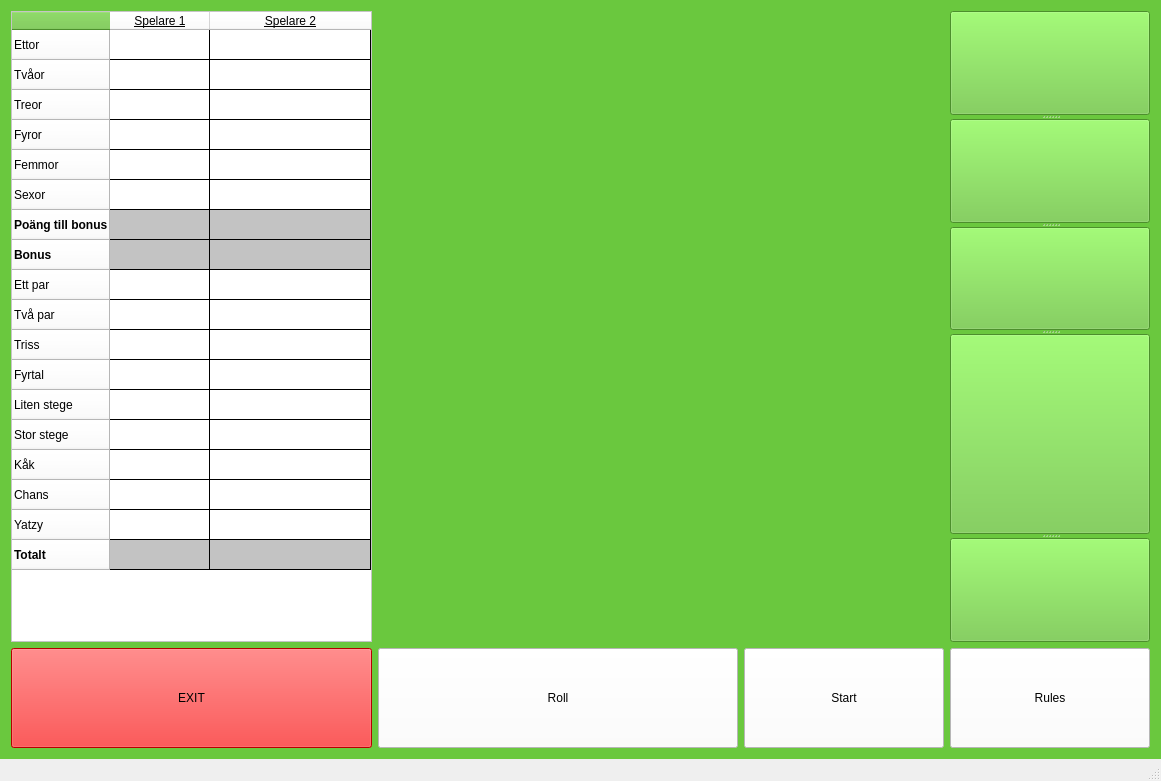
Old version of the form Yatzy/Yatzy/mainwindow.ui in the repository GUI-Programmering-Yatzy-Juli/Yatzy.
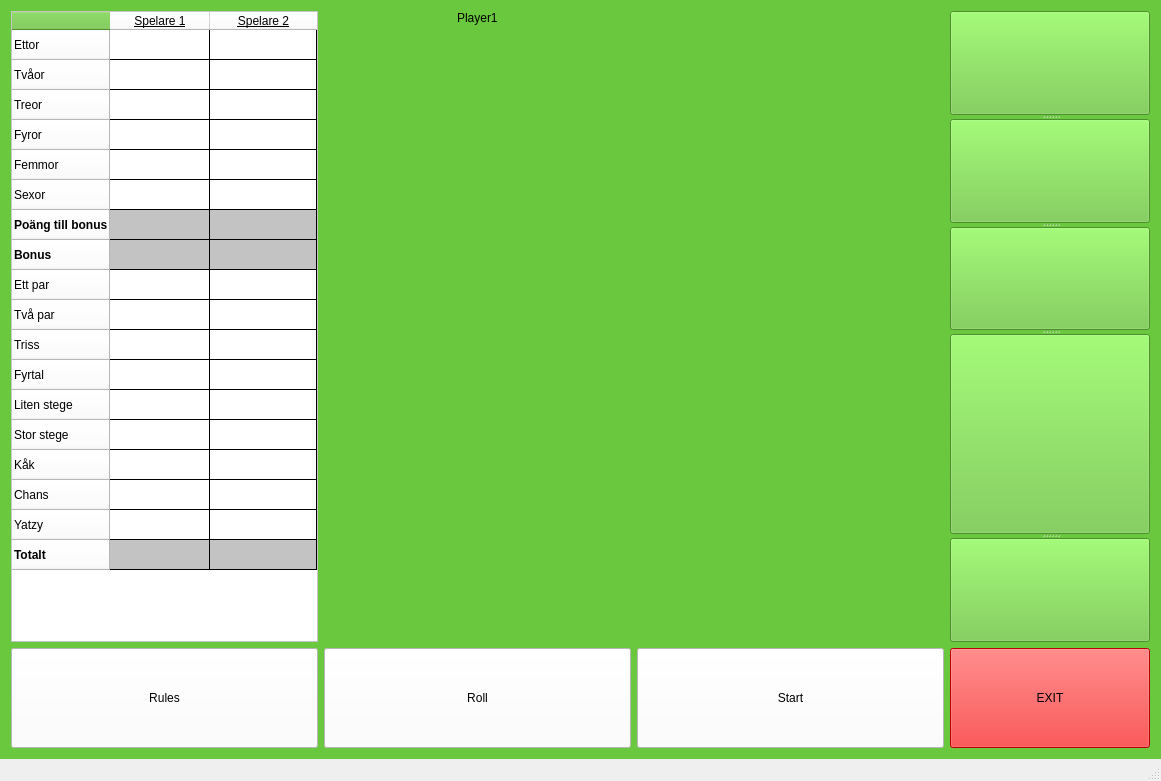
New version of the form.

Commit message: Ändrat en del, knapp vissar tärningar beroende på värde  och förslag ändrat ui

Diff of the .ui file:
```diff
--- a/Yatzy/Yatzy/mainwindow.ui
+++ b/Yatzy/Yatzy/mainwindow.ui
@@ -54,73 +54,7 @@
     <string notr="true">background-color: rgb(106, 200, 62);</string>
    </property>
    <layout class="QGridLayout" name="gridLayout">
-    <item row="1" column="2">
-     <widget class="QPushButton" name="btn_roll">
-      <property name="sizePolicy">
-       <sizepolicy hsizetype="MinimumExpanding" vsizetype="MinimumExpanding">
-        <horstretch>0</horstretch>
-        <verstretch>0</verstretch>
-       </sizepolicy>
-      </property>
-      <property name="minimumSize">
-       <size>
-        <width>300</width>
-        <height>44</height>
-       </size>
-      </property>
-      <property name="maximumSize">
-       <size>
-        <width>450</width>
-        <height>100</height>
-       </size>
-      </property>
-      <property name="layoutDirection">
-       <enum>Qt::RightToLeft</enum>
-      </property>
-      <property name="styleSheet">
-       <string notr="true">font: 22pt &quot;Adobe Fangsong Std R&quot;;
-border-color: rgb(0, 0, 0);
-background-color: rgb(255, 255, 255);</string>
-      </property>
-      <property name="text">
-       <string>Roll</string>
-      </property>
-     </widget>
-    </item>
-    <item row="1" column="4">
-     <widget class="QPushButton" name="btn_roll_2">
-      <property name="sizePolicy">
-       <sizepolicy hsizetype="MinimumExpanding" vsizetype="MinimumExpanding">
-        <horstretch>0</horstretch>
-        <verstretch>0</verstretch>
-       </sizepolicy>
-      </property>
-      <property name="minimumSize">
-       <size>
-        <width>100</width>
-        <height>44</height>
-       </size>
-      </property>
-      <property name="maximumSize">
-       <size>
-        <width>200</width>
-        <height>100</height>
-       </size>
-      </property>
-      <property name="styleSheet">
-       <string notr="true">font: 22pt &quot;Adobe Fangsong Std R&quot;;
-border-color: rgb(0, 0, 0);
-background-color: rgb(255, 255, 255);</string>
-      </property>
-      <property name="text">
-       <string>Start</string>
-      </property>
-      <property name="checkable">
-       <bool>false</bool>
-      </property>
-     </widget>
-    </item>
-    <item row="1" column="5">
+    <item row="1" column="0">
      <widget class="QPushButton" name="btn_rules">
       <property name="sizePolicy">
        <sizepolicy hsizetype="MinimumExpanding" vsizetype="MinimumExpanding">
@@ -130,13 +64,13 @@
       </property>
       <property name="minimumSize">
        <size>
-        <width>100</width>
-        <height>100</height>
+        <width>298</width>
+        <height>44</height>
        </size>
       </property>
       <property name="maximumSize">
        <size>
-        <width>200</width>
+        <width>820</width>
         <height>100</height>
        </size>
       </property>
@@ -173,6 +107,72 @@
       </property>
      </widget>
     </item>
+    <item row="1" column="2">
+     <widget class="QPushButton" name="btn_roll">
+      <property name="sizePolicy">
+       <sizepolicy hsizetype="MinimumExpanding" vsizetype="MinimumExpanding">
+        <horstretch>0</horstretch>
+        <verstretch>0</verstretch>
+       </sizepolicy>
+      </property>
+      <property name="minimumSize">
+       <size>
+        <width>300</width>
+        <height>44</height>
+       </size>
+      </property>
+      <property name="maximumSize">
+       <size>
+        <width>820</width>
+        <height>100</height>
+       </size>
+      </property>
+      <property name="layoutDirection">
+       <enum>Qt::RightToLeft</enum>
+      </property>
+      <property name="styleSheet">
+       <string notr="true">font: 22pt &quot;Adobe Fangsong Std R&quot;;
+border-color: rgb(0, 0, 0);
+background-color: rgb(255, 255, 255);</string>
+      </property>
+      <property name="text">
+       <string>Roll</string>
+      </property>
+     </widget>
+    </item>
+    <item row="1" column="5">
+     <widget class="QPushButton" name="btn_roll_2">
+      <property name="sizePolicy">
+       <sizepolicy hsizetype="MinimumExpanding" vsizetype="MinimumExpanding">
+        <horstretch>0</horstretch>
+        <verstretch>0</verstretch>
+       </sizepolicy>
+      </property>
+      <property name="minimumSize">
+       <size>
+        <width>300</width>
+        <height>44</height>
+       </size>
+      </property>
+      <property name="maximumSize">
+       <size>
+        <width>820</width>
+        <height>100</height>
+       </size>
+      </property>
+      <property name="styleSheet">
+       <string notr="true">font: 22pt &quot;Adobe Fangsong Std R&quot;;
+border-color: rgb(0, 0, 0);
+background-color: rgb(255, 255, 255);</string>
+      </property>
+      <property name="text">
+       <string>Start</string>
+      </property>
+      <property name="checkable">
+       <bool>false</bool>
+      </property>
+     </widget>
+    </item>
     <item row="0" column="0">
      <widget class="QTableWidget" name="tableWidget">
       <property name="enabled">
@@ -585,36 +585,7 @@
       </item>
      </widget>
     </item>
-    <item row="1" column="0">
-     <widget class="QPushButton" name="btn_exit">
-      <property name="sizePolicy">
-       <sizepolicy hsizetype="MinimumExpanding" vsizetype="MinimumExpanding">
-        <horstretch>0</horstretch>
-        <verstretch>0</verstretch>
-       </sizepolicy>
-      </property>
-      <property name="minimumSize">
-       <size>
-        <width>300</width>
-        <height>44</height>
-       </size>
-      </property>
-      <property name="maximumSize">
-       <size>
-        <width>820</width>
-        <height>100</height>
-       </size>
-      </property>
-      <property name="styleSheet">
-       <string notr="true">background-color: rgb(255, 0, 0);
-font: 75 28pt &quot;MS Shell Dlg 2&quot;;</string>
-      </property>
-      <property name="text">
-       <string>EXIT</string>
-      </property>
-     </widget>
-    </item>
-    <item row="0" column="5">
+    <item row="0" column="6">
      <widget class="QSplitter" name="splitter">
       <property name="sizePolicy">
        <sizepolicy hsizetype="MinimumExpanding" vsizetype="MinimumExpanding">
@@ -795,6 +766,51 @@
       </widget>
      </widget>
     </item>
+    <item row="1" column="6">
+     <widget class="QPushButton" name="btn_exit">
+      <property name="sizePolicy">
+       <sizepolicy hsizetype="MinimumExpanding" vsizetype="MinimumExpanding">
+        <horstretch>0</horstretch>
+        <verstretch>0</verstretch>
+       </sizepolicy>
+      </property>
+      <property name="minimumSize">
+       <size>
+        <width>100</width>
+        <height>44</height>
+       </size>
+      </property>
+      <property name="maximumSize">
+       <size>
+        <width>200</width>
+        <height>100</height>
+       </size>
+      </property>
+      <property name="styleSheet">
+       <string notr="true">background-color: rgb(255, 0, 0);
+font: 75 28pt &quot;MS Shell Dlg 2&quot;;</string>
+      </property>
+      <property name="text">
+       <string>EXIT</string>
+      </property>
+     </widget>
+    </item>
+    <item row="0" column="2" alignment="Qt::AlignHCenter|Qt::AlignTop">
+     <widget class="QLabel" name="label">
+      <property name="sizePolicy">
+       <sizepolicy hsizetype="MinimumExpanding" vsizetype="Preferred">
+        <horstretch>0</horstretch>
+        <verstretch>0</verstretch>
+       </sizepolicy>
+      </property>
+      <property name="styleSheet">
+       <string notr="true">font: 75 14pt &quot;MS Shell Dlg 2&quot;;</string>
+      </property>
+      <property name="text">
+       <string>Player1</string>
+      </property>
+     </widget>
+    </item>
    </layout>
   </widget>
   <widget class="QMenuBar" name="menuBar">
```
Left out of the diff: 4 changed lines with no effect on the pictures. The commit also changes 7 other files.
